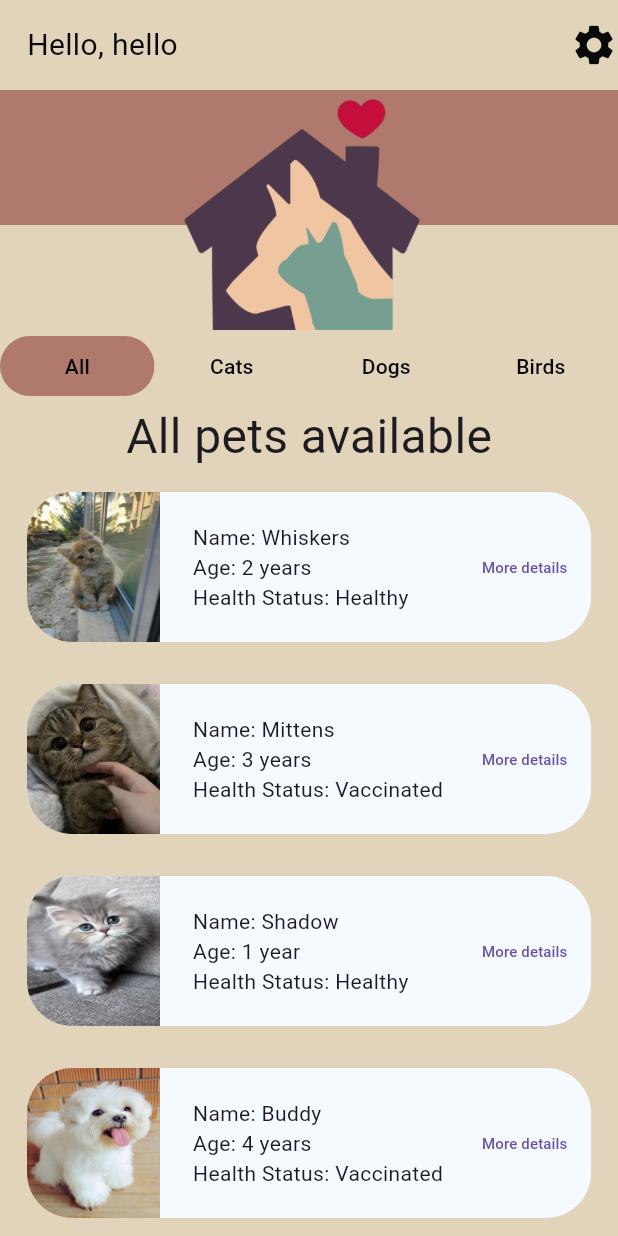
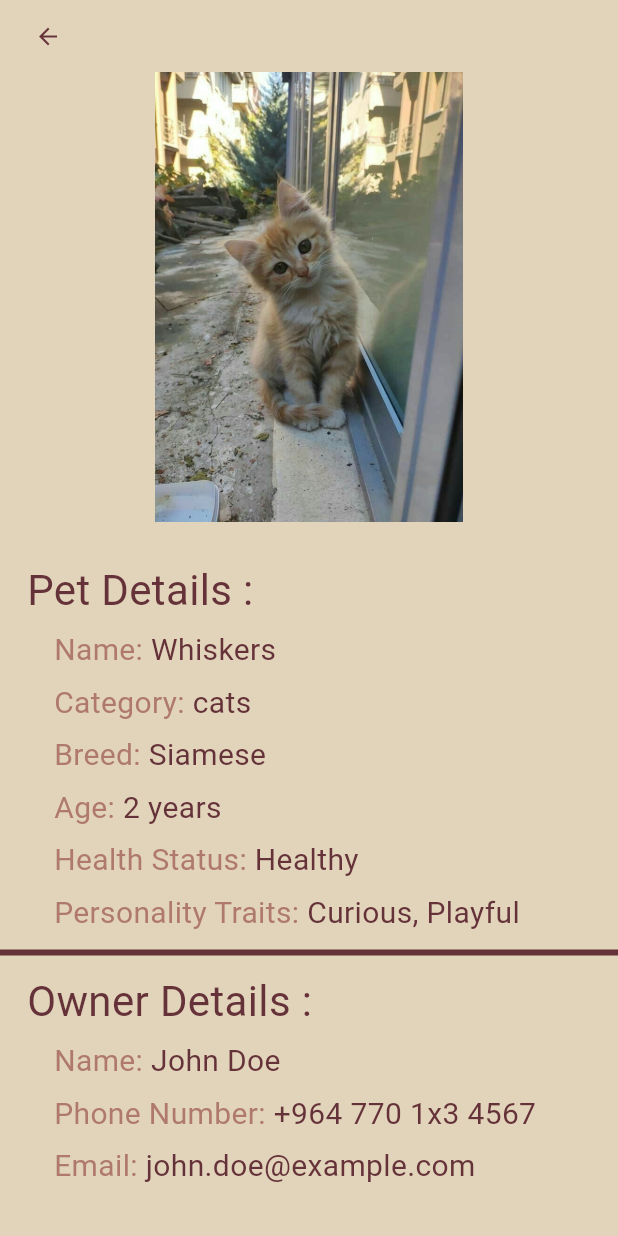
Before and after one commit to zaid223r/pet-adoption, a Flutter app: the Petspage screen opened directly, after a tap on "More details", on a phone screen of 412 x 824 dp. Run offline on Flutter 3.47's test engine with Material 3 defaults, Android fonts, the phone set to English and light mode, and no system bars; our stand-ins replace flutter_otp_text_field.

Commit message:
pet details page

```diff
--- a/lib/main.dart
+++ b/lib/main.dart
@@ -5,28 +5,43 @@ void main() {
   runApp(const MaterialApp(home: Splashscreen()));
 }
 
-
 //I asked chatGPT about this and made me a random data for them
 class Pet {
   final int id;
   final String name;
+  final String about;
   final String category; // e.g., dog, cat, bird
   final String breed;
   final String age;
   final String healthStatus;
   final List<String> personalityTraits;
   final String imageUrl;
+  final Owner owner;
 
-  Pet({
-    required this.id,
+  Pet(
+      {required this.id,
       required this.name,
+      required this.about,
       required this.category,
       required this.breed,
       required this.age,
       required this.healthStatus,
       required this.personalityTraits,
       required this.imageUrl,
-  });
+      required this.owner});
+}
+
+class Owner {
+  final int id;
+  final String name;
+  final String phoneNumber;
+  final String emailAddress;
+
+  Owner(
+      {required this.id,
+      required this.name,
+      required this.phoneNumber,
+      required this.emailAddress});
 }
 
 List<Pet> pets = [
@@ -40,6 +55,8 @@ class Pet {
     healthStatus: "Healthy",
     personalityTraits: ["Curious", "Playful"],
     imageUrl: "images/cats/cat1.png",
+    owner: owners[0],
+    about: "Whiskers is an adventurous Siamese who loves to explore new places. He is always curious about his surroundings and enjoys playing with toys.",
   ),
   Pet(
     id: 2,
@@ -50,6 +67,8 @@ class Pet {
     healthStatus: "Vaccinated",
     personalityTraits: ["Friendly", "Affectionate"],
     imageUrl: "images/cats/cat2.png",
+    owner: owners[2],
+    about: "Mittens is a friendly and affectionate Maine Coon who enjoys cuddling up with her owners. She is calm but loves to be petted and brushed.",
   ),
   Pet(
     id: 3,
@@ -60,6 +79,8 @@ class Pet {
     healthStatus: "Healthy",
     personalityTraits: ["Calm", "Independent"],
     imageUrl: "images/cats/cat3.png",
+    owner: owners[1],
+    about: "Shadow is a calm and independent Persian cat who enjoys relaxing in quiet corners. He doesn’t mind being alone but loves gentle attention from time to time.",
   ),
   // Dogs
   Pet(
@@ -71,6 +92,8 @@ class Pet {
     healthStatus: "Vaccinated",
     personalityTraits: ["Friendly", "Energetic"],
     imageUrl: "images/dogs/dog1.png",
+    owner: owners[1],
+    about: "Buddy is a lively Golden Retriever who is always ready for a game of fetch. He is friendly with everyone he meets and has lots of energy to burn.",
   ),
   Pet(
     id: 5,
@@ -81,6 +104,8 @@ class Pet {
     healthStatus: "Healthy",
     personalityTraits: ["Calm", "Loyal"],
     imageUrl: "images/dogs/dog2.png",
+    owner: owners[3],
+    about: "Max is a calm and loyal Bulldog who loves to stay close to his family. Despite his laid-back nature, he is protective and will always watch over his loved ones.",
   ),
   Pet(
     id: 6,
@@ -91,6 +116,8 @@ class Pet {
     healthStatus: "Vaccinated",
     personalityTraits: ["Intelligent", "Playful"],
     imageUrl: "images/dogs/dog3.png",
+    owner: owners[4],
+    about: "Bella is a smart and playful Poodle who enjoys learning new tricks. She loves being the center of attention and is always up for some fun.",
   ),
   // Birds
   Pet(
@@ -102,6 +129,8 @@ class Pet {
     healthStatus: "Healthy",
     personalityTraits: ["Singing", "Active"],
     imageUrl: "images/birds/bird1.png",
+    owner: owners[5],
+    about: "Tweety is a young and active Canary who loves to sing. Her cheerful songs fill the room with joy, and she is always fluttering around her cage.",
   ),
   Pet(
     id: 8,
@@ -112,6 +141,8 @@ class Pet {
     healthStatus: "Healthy",
     personalityTraits: ["Talkative", "Curious"],
     imageUrl: "images/birds/bird2.png",
+    owner: owners[6],
+    about: "Polly is a talkative Parrot who loves mimicking sounds and words. Her curious nature often leads her to explore everything in her surroundings.",
   ),
   Pet(
     id: 9,
@@ -122,6 +153,55 @@ class Pet {
     healthStatus: "Vaccinated",
     personalityTraits: ["Lively", "Social"],
     imageUrl: "images/birds/bird3.png",
+    owner: owners[5],
+    about: "Chirpy is a lively Finch who enjoys being around other birds. She is very social and will chirp happily whenever someone approaches her cage.",
+  ),
+];
+
+
+//random data from chatGPT
+List<Owner> owners = [
+  Owner(
+    id: 1,
+    name: "John Doe",
+    phoneNumber: "+964 770 1x3 4567",
+    emailAddress: "john.doe@example.com",
+  ),
+  Owner(
+    id: 2,
+    name: "Jane Smith",
+    phoneNumber: "+964 770 2x4 5678",
+    emailAddress: "jane.smith@example.com",
+  ),
+  Owner(
+    id: 3,
+    name: "Ali Hassan",
+    phoneNumber: "+964 770 3x5 6789",
+    emailAddress: "ali.hassan@example.com",
+  ),
+  Owner(
+    id: 4,
+    name: "Sara Ahmed",
+    phoneNumber: "+964 770 4x6 7890",
+    emailAddress: "sara.ahmed@example.com",
+  ),
+  Owner(
+    id: 5,
+    name: "Michael Brown",
+    phoneNumber: "+964 770 5x7 8901",
+    emailAddress: "michael.brown@example.com",
+  ),
+  Owner(
+    id: 6,
+    name: "Fatima Jassim",
+    phoneNumber: "+964 770 6x8 9012",
+    emailAddress: "fatima.jassim@example.com",
+  ),
+  Owner(
+    id: 7,
+    name: "Omar Khalid",
+    phoneNumber: "+964 770 7x9 0123",
+    emailAddress: "omar.khalid@example.com",
   ),
 ];
 
@@ -131,8 +211,8 @@ class Pet {
 }
 
 // ignore: unused_element
-  List<Pet> getByCategory(String? category){
-    if(category == null) {
+List<Pet> getByCategory(String? category) {
+  if (category == null) {
     return pets.toList();
   }
 
--- /dev/null
+++ b/lib/pets/PetDetails.dart
@@ -0,0 +1,103 @@
+import 'package:flutter/material.dart';
+import 'package:pet_adoption/main.dart';
+
+class Petdetails extends StatefulWidget {
+  late final int id;
+  // ignore: prefer_const_constructors_in_immutables
+  Petdetails({super.key, required this.id});
+
+  @override
+  State<Petdetails> createState() => _PetdetailsState();
+}
+
+class _PetdetailsState extends State<Petdetails> {
+  Widget text(String label, String value) {
+    return Padding(
+      padding: const EdgeInsets.only(top: 6, left: 36),
+      child: Row(
+        mainAxisAlignment: MainAxisAlignment.start,
+        children: [
+          Text(
+            label,
+            style: const TextStyle(
+                fontSize: 20, color: Color.fromARGB(255, 175, 122, 109)),
+          ),
+          Text(
+            value,
+            style: const TextStyle(
+                fontSize: 20, color: Color.fromARGB(255, 101, 50, 57)),
+          )
+        ],
+      ),
+    );
+  }
+
+  @override
+  Widget build(BuildContext context) {
+    var pet = getPetById(widget.id);
+
+    return Scaffold(
+      body: SafeArea(
+          child: Container(
+        color: const Color.fromARGB(255, 226, 212, 186),
+        child: ListView(
+          children: [
+            Row(
+              mainAxisAlignment: MainAxisAlignment.start,
+              children: [
+                TextButton(
+                    onPressed: () {
+                      Navigator.pop(context);
+                    },
+                    child: const Icon(
+                      Icons.arrow_back,
+                      color: Color.fromARGB(255, 101, 50, 57),
+                    ))
+              ],
+            ),
+            Image(
+              image: AssetImage(pet!.imageUrl),
+              height: 300,
+            ),
+            const SizedBox(
+              height: 15,
+            ),
+            const Padding(
+              padding: EdgeInsets.only(left: 18, top: 10),
+              child: Text(
+                "Pet Details : ",
+                style: TextStyle(
+                    color: Color.fromARGB(255, 101, 50, 57), fontSize: 28),
+              ),
+            ),
+            text('Name: ', pet.name),
+            text('Category: ', pet.category),
+            text('Breed: ', pet.breed),
+            text('Age: ', pet.age),
+            text('Health Status: ', pet.healthStatus),
+            text('Personality Traits: ', pet.personalityTraits.join(", ")),
+            const SizedBox(
+              height: 10,
+            ),
+            Container(
+              height: 4,
+              width: double.infinity,
+              color: const Color.fromARGB(255, 101, 50, 57),
+            ),
+            const Padding(
+              padding: EdgeInsets.only(left: 18, top: 10),
+              child: Text(
+                "Owner Details : ",
+                style: TextStyle(
+                    color: Color.fromARGB(255, 101, 50, 57), fontSize: 28),
+              ),
+            ),
+            text("Name: ", pet.owner.name),
+            text("Phone Number: ", pet.owner.phoneNumber),
+            text("Email: ", pet.owner.emailAddress)
+          ],
+        ),
+      )),
+    );
+  }
+}
--- a/lib/pets/PetsPage.dart
+++ b/lib/pets/PetsPage.dart
@@ -1,26 +1,26 @@
 import 'package:flutter/material.dart';
 import 'package:pet_adoption/main.dart';
+import 'package:pet_adoption/pets/PetDetails.dart';
 
 class Petspage extends StatefulWidget {
   late final String? category;
-  late final String activeButton ;
-  late final String type ;
+  late final String activeButton;
+  late final String type;
 
   // I learned this here https://youtu.be/l3KnuUmlr-w
   // ignore: prefer_const_constructors_in_immutables
   Petspage({
     super.key,
-    required this.category, required this.activeButton, required this.type,
+    required this.category,
+    required this.activeButton,
+    required this.type,
   });
-
 
   @override
   State<Petspage> createState() => _PetspageState();
 }
 
 class _PetspageState extends State<Petspage> {
-
-
   // ignore: non_constant_identifier_names
   Widget PaddingAll(Widget widget) {
     return Padding(
@@ -40,11 +40,14 @@ class _PetspageState extends State<Petspage> {
             Row(
               mainAxisAlignment: MainAxisAlignment.spaceBetween,
               children: [
-                Padding(padding: EdgeInsets.symmetric(horizontal: 18), child: Text(
+                Padding(
+                  padding: EdgeInsets.symmetric(horizontal: 18),
+                  child: Text(
                     "Hello, hello",
                     style: TextStyle(
                         fontSize: 20, color: Color.fromARGB(255, 8, 9, 10)),
-                ),)
+                  ),
+                )
               ],
             ),
             Icon(
@@ -68,7 +71,6 @@ class _PetspageState extends State<Petspage> {
               color: Color.fromARGB(255, 175, 122, 109),
             ),
           ),
-
           const Positioned(
               bottom: -20,
               left: 0,
@@ -89,9 +91,21 @@ class _PetspageState extends State<Petspage> {
         child: TextButton(
             onPressed: () {
               if (name == "All") {
-                Navigator.push(context, MaterialPageRoute(builder: (context) => Petspage(category: null, activeButton: "All", type: "pets")));
+                Navigator.push(
+                    context,
+                    MaterialPageRoute(
+                        builder: (context) => Petspage(
+                            category: null,
+                            activeButton: "All",
+                            type: "pets")));
               } else {
-                Navigator.push(context, MaterialPageRoute(builder: (context) => Petspage(category: name.toLowerCase(), activeButton: name, type: name.toLowerCase())));
+                Navigator.push(
+                    context,
+                    MaterialPageRoute(
+                        builder: (context) => Petspage(
+                            category: name.toLowerCase(),
+                            activeButton: name,
+                            type: name.toLowerCase())));
               }
             },
             style: TextButton.styleFrom(
@@ -143,7 +157,9 @@ class _PetspageState extends State<Petspage> {
             Expanded(
                 flex: 4,
                 child: TextButton(
-                  onPressed: () {},
+                  onPressed: () {
+                    Navigator.push(context, MaterialPageRoute(builder: (context) => Petdetails(id: pet.id)));
+                  },
                   child: const Text(
                     "More details",
                     style: TextStyle(fontSize: 10),
```
Lines whose indentation alone changed are shown as unchanged.
